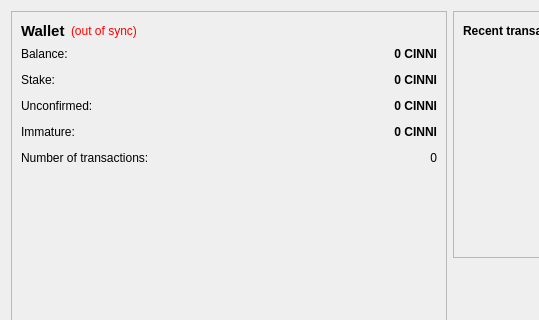
Above: src/qt/forms/overviewpage.ui from NoirX/NoirShares-v2-old before the change; both pictures show x 0 to 539 and y 0 to 320 of the 899 by 544 pixel window. Below: the same form after it.
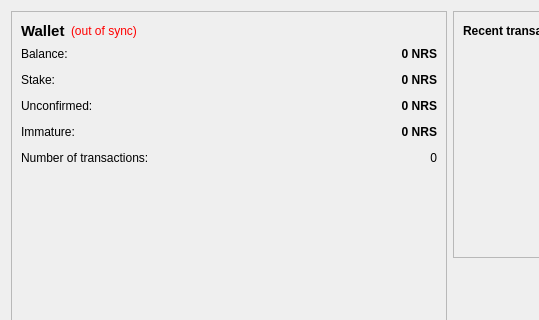
That is the form after the change. Icons and pictures are not drawn.

```diff
--- a/src/qt/forms/overviewpage.ui
+++ b/src/qt/forms/overviewpage.ui
@@ -108,7 +108,7 @@
              <string>Your current balance</string>
             </property>
             <property name="text">
-             <string notr="true">0 CINNI</string>
+             <string notr="true">0 NRS</string>
             </property>
             <property name="alignment">
              <set>Qt::AlignRight|Qt::AlignTrailing|Qt::AlignVCenter</set>
@@ -147,7 +147,7 @@
              <string>Total of transactions that have yet to be confirmed, and do not yet count toward the current balance</string>
             </property>
             <property name="text">
-             <string notr="true">0 CINNI</string>
+             <string notr="true">0 NRS</string>
             </property>
             <property name="alignment">
              <set>Qt::AlignRight|Qt::AlignTrailing|Qt::AlignVCenter</set>
@@ -176,7 +176,7 @@
              <string>Mined balance that has not yet matured</string>
             </property>
             <property name="text">
-             <string notr="true">0 CINNI</string>
+             <string notr="true">0 NRS</string>
             </property>
             <property name="alignment">
              <set>Qt::AlignRight|Qt::AlignTrailing|Qt::AlignVCenter</set>
@@ -221,7 +221,7 @@
              <string>Total of coins that was staked, and do not yet count toward the current balance</string>
             </property>
             <property name="text">
-             <string notr="true">0 CINNI</string>
+             <string notr="true">0 NRS</string>
             </property>
             <property name="alignment">
              <set>Qt::AlignRight|Qt::AlignTrailing|Qt::AlignVCenter</set>
```
